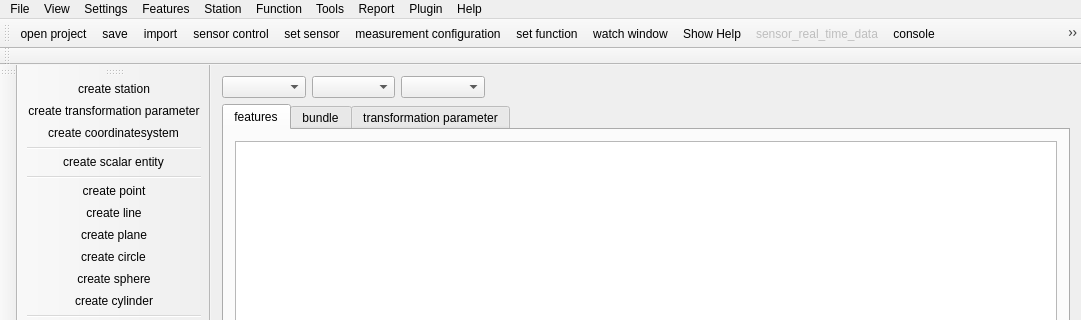
OpenIndy/OpenIndy, file ui/mainwindow.ui: the form before one commit; both pictures show x 0 to 1081 and y 0 to 320 of the 1081 by 657 pixel window.
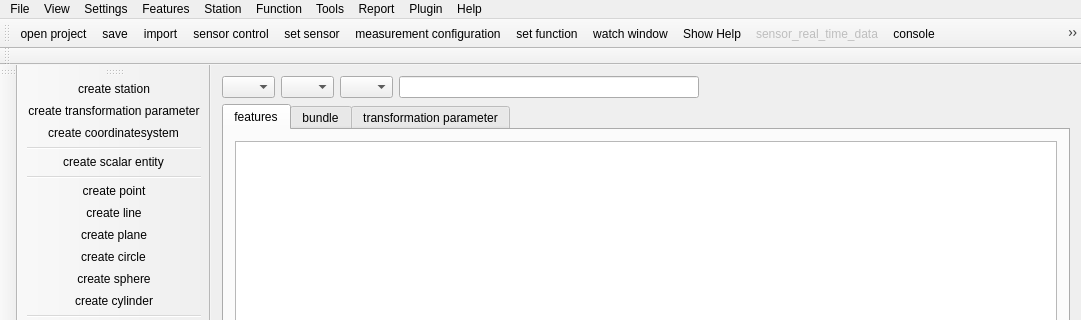
The form after the commit. The open tabs and pages were chosen to show the change. Icons and pictures are not drawn.

Commit message: OI-444: ui: search feature

```diff
--- a/ui/mainwindow.ui
+++ b/ui/mainwindow.ui
@@ -49,7 +49,7 @@
     <item row="0" column="0">
      <layout class="QVBoxLayout" name="verticalLayout_2">
       <item>
-       <layout class="QHBoxLayout" name="horizontalLayout" stretch="2,2,2,14">
+       <layout class="QHBoxLayout" name="horizontalLayout" stretch="2,2,2,0,14">
         <property name="sizeConstraint">
          <enum>QLayout::SetFixedSize</enum>
         </property>
@@ -113,6 +113,16 @@
           </property>
          </widget>
         </item>
+        <item>
+         <widget class="QLineEdit" name="lineEdit_searchFeatureName">
+          <property name="minimumSize">
+           <size>
+            <width>300</width>
+            <height>0</height>
+           </size>
+          </property>
+         </widget>
+        </item>
         <item>
          <spacer name="horizontalSpacer">
           <property name="orientation">
```
Left out of the diff: 2 changed lines with no effect on the pictures.
